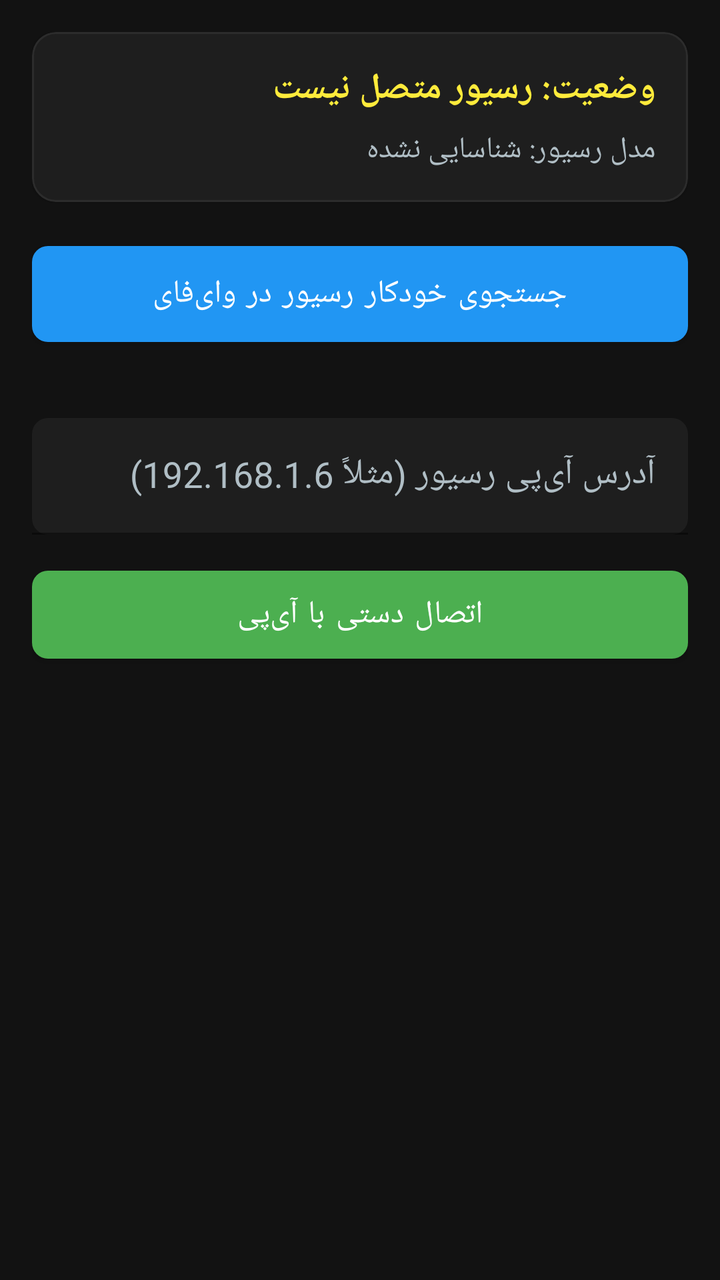
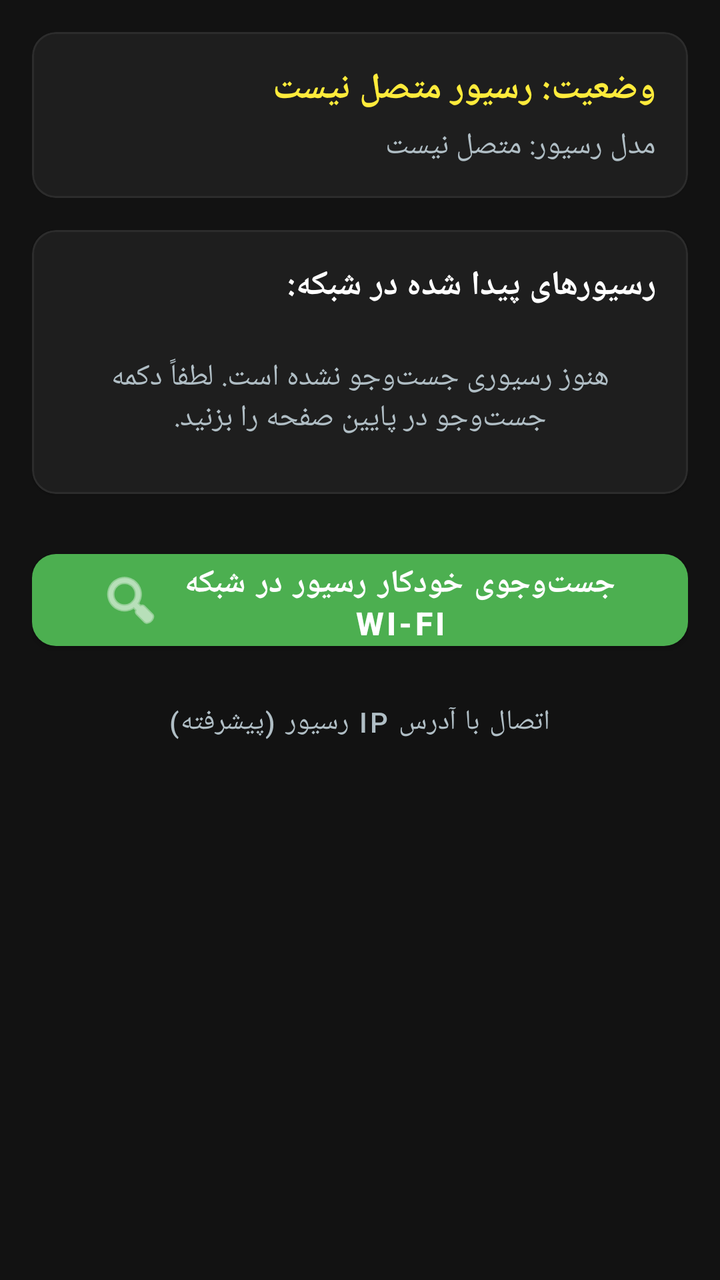

The first picture is an Android layout as it rendered before a commit; the second is the same layout after the commit. The layout source and the unified diff follow.
<!-- AndroidManifest.xml: application theme Theme.GMScreenAccessible -->
<!-- res/layout/fragment_connection.xml -->
<?xml version="1.0" encoding="utf-8"?>
<ScrollView xmlns:android="http://schemas.android.com/apk/res/android"
    xmlns:app="http://schemas.android.com/apk/res-auto"
    android:layout_width="match_parent"
    android:layout_height="match_parent"
    android:background="@color/dark_bg"
    android:padding="16dp">

    <LinearLayout
        android:layout_width="match_parent"
        android:layout_height="wrap_content"
        android:orientation="vertical">

        
        <com.google.android.material.card.MaterialCardView
            android:id="@+id/cardStatus"
            android:layout_width="match_parent"
            android:layout_height="wrap_content"
            android:layout_marginBottom="16dp"
            app:cardBackgroundColor="@color/card_bg"
            app:cardCornerRadius="12dp"
            app:strokeColor="@color/divider"
            app:strokeWidth="1dp">

            <LinearLayout
                android:layout_width="match_parent"
                android:layout_height="wrap_content"
                android:orientation="vertical"
                android:padding="16dp">

                <TextView
                    android:id="@+id/txtStatus"
                    android:layout_width="match_parent"
                    android:layout_height="wrap_content"
                    android:text="@string/stb_status_disconnected"
                    android:textColor="@color/accent_yellow"
                    android:textSize="18sp"
                    android:textStyle="bold"
                    android:focusable="true" />

                <TextView
                    android:id="@+id/txtStbModel"
                    android:layout_width="match_parent"
                    android:layout_height="wrap_content"
                    android:layout_marginTop="8dp"
                    android:text="مدل رسیور: شناسایی نشده"
                    android:textColor="@color/text_secondary"
                    android:textSize="15sp"
                    android:focusable="true" />

            </LinearLayout>
        </com.google.android.material.card.MaterialCardView>

        
        <com.google.android.material.button.MaterialButton
            android:id="@+id/btnAutoDiscover"
            android:layout_width="match_parent"
            android:layout_height="60dp"
            android:layout_marginBottom="16dp"
            android:text="@string/btn_auto_discover"
            android:textSize="16sp"
            android:textColor="@color/white"
            app:backgroundTint="@color/primary"
            app:cornerRadius="8dp" />

        
        <TextView
            android:id="@+id/lblDiscovered"
            android:layout_width="match_parent"
            android:layout_height="wrap_content"
            android:layout_marginBottom="8dp"
            android:text="@string/discovered_devices_title"
            android:textColor="@color/text_primary"
            android:textSize="16sp"
            android:textStyle="bold"
            android:visibility="gone" />

        <LinearLayout
            android:id="@+id/containerDiscovered"
            android:layout_width="match_parent"
            android:layout_height="wrap_content"
            android:orientation="vertical"
            android:layout_marginBottom="16dp" />

        
        <com.google.android.material.textfield.TextInputLayout
            android:id="@+id/layoutIp"
            android:layout_width="match_parent"
            android:layout_height="wrap_content"
            android:layout_marginBottom="12dp"
            android:hint="@string/hint_ip_address"
            android:textColorHint="@color/text_secondary"
            app:boxBackgroundColor="@color/card_bg"
            app:boxStrokeColor="@color/primary"
            app:boxCornerRadiusTopStart="8dp"
            app:boxCornerRadiusTopEnd="8dp"
            app:boxCornerRadiusBottomStart="8dp"
            app:boxCornerRadiusBottomEnd="8dp">

            <com.google.android.material.textfield.TextInputEditText
                android:id="@+id/edtIpAddress"
                android:layout_width="match_parent"
                android:layout_height="wrap_content"
                android:inputType="number|numberDecimal"
                android:digits="0123456789."
                android:textColor="@color/text_primary"
                android:textSize="18sp"
                android:singleLine="true" />
        </com.google.android.material.textfield.TextInputLayout>

        <com.google.android.material.button.MaterialButton
            android:id="@+id/btnConnectManual"
            android:layout_width="match_parent"
            android:layout_height="56dp"
            android:layout_marginBottom="12dp"
            android:text="@string/btn_connect_manual"
            android:textSize="16sp"
            android:textColor="@color/white"
            app:backgroundTint="@color/accent_green"
            app:cornerRadius="8dp" />

        <com.google.android.material.button.MaterialButton
            android:id="@+id/btnDisconnect"
            android:layout_width="match_parent"
            android:layout_height="56dp"
            android:text="قطع اتصال رسیور"
            android:textSize="16sp"
            android:textColor="@color/white"
            android:visibility="gone"
            app:backgroundTint="@color/accent_red"
            app:cornerRadius="8dp" />

    </LinearLayout>
</ScrollView>
<!-- resources referenced by this layout -->
<resources>
  <color name="accent_green">#FF4CAF50</color>
  <color name="accent_red">#FFF44336</color>
  <color name="accent_yellow">#FFFFEB3B</color>
  <color name="card_bg">#FF1E1E1E</color>
  <color name="dark_bg">#FF121212</color>
  <color name="divider">#FF2C2C2C</color>
  <color name="primary">#FF2196F3</color>
  <color name="text_primary">#FFFFFFFF</color>
  <color name="text_secondary">#FFB0BEC5</color>
  <color name="white">#FFFFFFFF</color>
  <string name="btn_auto_discover">جستجوی خودکار رسیور در وای‌فای</string>
  <string name="btn_connect_manual">اتصال دستی با آی‌پی</string>
  <string name="discovered_devices_title">رسیورهای کشف‌شده در شبکه:</string>
  <string name="hint_ip_address">آدرس آی‌پی رسیور (مثلاً 192.168.1.6)</string>
  <string name="stb_status_disconnected">وضعیت: رسیور متصل نیست</string>
  <style name="Theme.GMScreenAccessible" parent="Theme.MaterialComponents.DayNight.NoActionBar">
          <item name="colorPrimary">@color/primary</item>
          <item name="colorPrimaryVariant">@color/primary_variant</item>
          <item name="colorOnPrimary">@color/white</item>
          <item name="colorSecondary">@color/secondary</item>
          <item name="android:statusBarColor">@color/dark_bg</item>
          <item name="android:windowBackground">@color/dark_bg</item>
      </style>
  <color name="primary_variant">#FF1976D2</color>
  <color name="secondary">#FFFF9800</color>
</resources>

<!-- the commit's change to res/layout/fragment_connection.xml (unified diff, before → after) -->
@@ -4,16 +4,16 @@
     android:layout_width="match_parent"
     android:layout_height="match_parent"
     android:background="@color/dark_bg"
-    android:padding="16dp">
+    android:fillViewport="true">
 
     <LinearLayout
         android:layout_width="match_parent"
         android:layout_height="wrap_content"
-        android:orientation="vertical">
+        android:orientation="vertical"
+        android:padding="16dp">
 
         
         <com.google.android.material.card.MaterialCardView
-            android:id="@+id/cardStatus"
             android:layout_width="match_parent"
             android:layout_height="wrap_content"
             android:layout_marginBottom="16dp"
@@ -42,93 +42,161 @@
                     android:id="@+id/txtStbModel"
                     android:layout_width="match_parent"
                     android:layout_height="wrap_content"
-                    android:layout_marginTop="8dp"
-                    android:text="مدل رسیور: شناسایی نشده"
+                    android:layout_marginTop="6dp"
+                    android:text="مدل رسیور: متصل نیست"
                     android:textColor="@color/text_secondary"
                     android:textSize="15sp"
                     android:focusable="true" />
 
+                <com.google.android.material.button.MaterialButton
+                    android:id="@+id/btnDisconnect"
+                    android:layout_width="wrap_content"
+                    android:layout_height="48dp"
+                    android:layout_marginTop="12dp"
+                    android:text="@string/btn_disconnect"
+                    android:textColor="@color/white"
+                    android:visibility="gone"
+                    app:backgroundTint="@color/accent_red"
+                    app:cornerRadius="8dp" />
             </LinearLayout>
         </com.google.android.material.card.MaterialCardView>
 
         
-        <com.google.android.material.button.MaterialButton
-            android:id="@+id/btnAutoDiscover"
-            android:layout_width="match_parent"
-            android:layout_height="60dp"
+        <com.google.android.material.card.MaterialCardView
+            android:layout_width="match_parent"
+            android:layout_height="wrap_content"
             android:layout_marginBottom="16dp"
-            android:text="@string/btn_auto_discover"
-            android:textSize="16sp"
-            android:textColor="@color/white"
-            app:backgroundTint="@color/primary"
-            app:cornerRadius="8dp" />
-
-        
-        <TextView
-            android:id="@+id/lblDiscovered"
-            android:layout_width="match_parent"
-            android:layout_height="wrap_content"
-            android:layout_marginBottom="8dp"
-            android:text="@string/discovered_devices_title"
-            android:textColor="@color/text_primary"
-            android:textSize="16sp"
-            android:textStyle="bold"
-            android:visibility="gone" />
-
+            app:cardBackgroundColor="@color/card_bg"
+            app:cardCornerRadius="12dp"
+            app:strokeColor="@color/divider"
+            app:strokeWidth="1dp">
+
+            <LinearLayout
+                android:layout_width="match_parent"
+                android:layout_height="wrap_content"
+                android:orientation="vertical"
+                android:padding="16dp">
+
+                <TextView
+                    android:id="@+id/lblDiscovered"
+                    android:layout_width="match_parent"
+                    android:layout_height="wrap_content"
+                    android:text="@string/discovered_devices_title"
+                    android:textColor="@color/text_primary"
+                    android:textSize="17sp"
+                    android:textStyle="bold"
+                    android:layout_marginBottom="12dp" />
+
+                <LinearLayout
+                    android:id="@+id/containerDiscovered"
+                    android:layout_width="match_parent"
+                    android:layout_height="wrap_content"
+                    android:orientation="vertical">
+
+                    <TextView
+                        android:id="@+id/txtNoDevices"
+                        android:layout_width="match_parent"
+                        android:layout_height="wrap_content"
+                        android:text="هنوز رسیوری جست‌وجو نشده است. لطفاً دکمه جست‌وجو در پایین صفحه را بزنید."
+                        android:textColor="@color/text_secondary"
+                        android:textSize="15sp"
+                        android:gravity="center"
+                        android:padding="12dp" />
+                </LinearLayout>
+            </LinearLayout>
+        </com.google.android.material.card.MaterialCardView>
+
+        
+        <com.google.android.material.card.MaterialCardView
+            android:id="@+id/cardManualIp"
+            android:layout_width="match_parent"
+            android:layout_height="wrap_content"
+            android:layout_marginBottom="16dp"
+            android:visibility="gone"
+            app:cardBackgroundColor="@color/card_bg"
+            app:cardCornerRadius="12dp"
+            app:strokeColor="@color/primary"
+            app:strokeWidth="1dp">
+
+            <LinearLayout
+                android:layout_width="match_parent"
+                android:layout_height="wrap_content"
+                android:orientation="vertical"
+                android:padding="16dp">
+
+                <TextView
+                    android:layout_width="match_parent"
+                    android:layout_height="wrap_content"
+                    android:text="ورود دستی آدرس IP رسیور"
+                    android:textColor="@color/text_primary"
+                    android:textSize="16sp"
+                    android:textStyle="bold"
+                    android:layout_marginBottom="8dp" />
+
+                <com.google.android.material.textfield.TextInputLayout
+                    android:layout_width="match_parent"
+                    android:layout_height="wrap_content"
+                    android:textColorHint="@color/text_secondary"
+                    app:boxStrokeColor="@color/primary"
+                    app:hintTextColor="@color/primary">
+
+                    <com.google.android.material.textfield.TextInputEditText
+                        android:id="@+id/edtIpAddress"
+                        android:layout_width="match_parent"
+                        android:layout_height="wrap_content"
+                        android:hint="@string/hint_ip_address"
+                        android:inputType="textUri"
+                        android:textColor="@color/text_primary"
+                        android:textSize="16sp" />
+                </com.google.android.material.textfield.TextInputLayout>
+
+                <com.google.android.material.button.MaterialButton
+                    android:id="@+id/btnConnectManual"
+                    android:layout_width="match_parent"
+                    android:layout_height="52dp"
+                    android:layout_marginTop="10dp"
+                    android:text="@string/btn_connect_manual"
+                    android:textColor="@color/white"
+                    android:textSize="16sp"
+                    app:backgroundTint="@color/primary"
+                    app:cornerRadius="8dp" />
+            </LinearLayout>
+        </com.google.android.material.card.MaterialCardView>
+
+        
         <LinearLayout
-            android:id="@+id/containerDiscovered"
             android:layout_width="match_parent"
             android:layout_height="wrap_content"
             android:orientation="vertical"
-            android:layout_marginBottom="16dp" />
-
-        
-        <com.google.android.material.textfield.TextInputLayout
-            android:id="@+id/layoutIp"
-            android:layout_width="match_parent"
-            android:layout_height="wrap_content"
-            android:layout_marginBottom="12dp"
-            android:hint="@string/hint_ip_address"
-            android:textColorHint="@color/text_secondary"
-            app:boxBackgroundColor="@color/card_bg"
-            app:boxStrokeColor="@color/primary"
-            app:boxCornerRadiusTopStart="8dp"
-            app:boxCornerRadiusTopEnd="8dp"
-            app:boxCornerRadiusBottomStart="8dp"
-            app:boxCornerRadiusBottomEnd="8dp">
-
-            <com.google.android.material.textfield.TextInputEditText
-                android:id="@+id/edtIpAddress"
-                android:layout_width="match_parent"
-                android:layout_height="wrap_content"
-                android:inputType="number|numberDecimal"
-                android:digits="0123456789."
-                android:textColor="@color/text_primary"
-                android:textSize="18sp"
-                android:singleLine="true" />
-        </com.google.android.material.textfield.TextInputLayout>
-
-        <com.google.android.material.button.MaterialButton
-            android:id="@+id/btnConnectManual"
-            android:layout_width="match_parent"
-            android:layout_height="56dp"
-            android:layout_marginBottom="12dp"
-            android:text="@string/btn_connect_manual"
-            android:textSize="16sp"
-            android:textColor="@color/white"
-            app:backgroundTint="@color/accent_green"
-            app:cornerRadius="8dp" />
-
-        <com.google.android.material.button.MaterialButton
-            android:id="@+id/btnDisconnect"
-            android:layout_width="match_parent"
-            android:layout_height="56dp"
-            android:text="قطع اتصال رسیور"
-            android:textSize="16sp"
-            android:textColor="@color/white"
-            android:visibility="gone"
-            app:backgroundTint="@color/accent_red"
-            app:cornerRadius="8dp" />
+            android:gravity="center"
+            android:layout_marginTop="8dp">
+
+            
+            <com.google.android.material.button.MaterialButton
+                android:id="@+id/btnAutoDiscover"
+                android:layout_width="match_parent"
+                android:layout_height="58dp"
+                android:text="@string/btn_auto_discover"
+                android:contentDescription="دکمه جست‌وجوی خودکار رسیور در شبکه وای‌فای"
+                android:textColor="@color/white"
+                android:textSize="16sp"
+                android:textStyle="bold"
+                app:icon="@android:drawable/ic_menu_search"
+                app:iconGravity="textStart"
+                app:backgroundTint="@color/accent_green"
+                app:cornerRadius="12dp" />
+
+            
+            <com.google.android.material.button.MaterialButton
+                android:id="@+id/btnToggleManualIp"
+                style="@style/Widget.MaterialComponents.Button.TextButton"
+                android:layout_width="wrap_content"
+                android:layout_height="48dp"
+                android:layout_marginTop="8dp"
+                android:text="اتصال با آدرس IP رسیور (پیشرفته)"
+                android:textColor="@color/text_secondary"
+                android:textSize="14sp" />
+        </LinearLayout>
 
     </LinearLayout>
 </ScrollView>
<!-- resource entries referenced after the edit -->
@@ -10,10 +10,11 @@
   <color name="text_primary">#FFFFFFFF</color>
   <color name="text_secondary">#FFB0BEC5</color>
   <color name="white">#FFFFFFFF</color>
-  <string name="btn_auto_discover">جستجوی خودکار رسیور در وای‌فای</string>
-  <string name="btn_connect_manual">اتصال دستی با آی‌پی</string>
-  <string name="discovered_devices_title">رسیورهای کشف‌شده در شبکه:</string>
-  <string name="hint_ip_address">آدرس آی‌پی رسیور (مثلاً 192.168.1.6)</string>
+  <string name="btn_auto_discover">جست‌وجوی خودکار رسیور در شبکه Wi-Fi</string>
+  <string name="btn_connect_manual">اتصال به IP</string>
+  <string name="btn_disconnect">قطع اتصال از رسیور</string>
+  <string name="discovered_devices_title">رسیورهای پیدا شده در شبکه:</string>
+  <string name="hint_ip_address">آدرس IP رسیور (مثال: 192.168.1.6)</string>
   <string name="stb_status_disconnected">وضعیت: رسیور متصل نیست</string>
   <style name="Theme.GMScreenAccessible" parent="Theme.MaterialComponents.DayNight.NoActionBar">
           <item name="colorPrimary">@color/primary</item>
